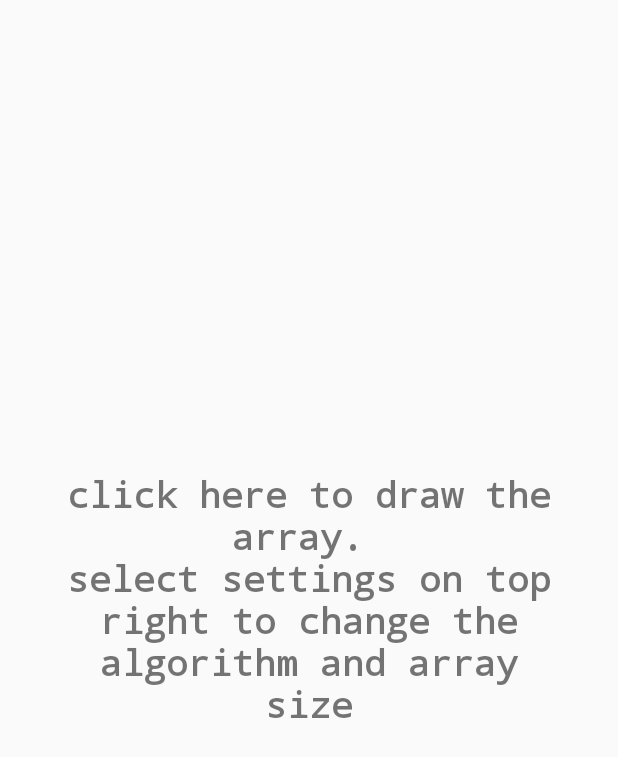
After one commit to MansoorCM/sortingVisualizer, an Android app: the layout activity_visualize.xml on its own in the app's theme, with its tools: preview values and no code run, on a phone screen of 412 x 824 dp. The commit adds this screen. Shown: the top 757 px of the screen. Run offline under Robolectric (Android 15) with nearby library versions, the phone set to English and light mode, and no system bars.

Commit message:
In the previous commit,layout was not included.

```diff
--- a/app/src/main/res/drawable/ic_launcher_foreground.xml
+++ b/app/src/main/res/drawable/ic_launcher_foreground.xml
@@ -3,7 +3,7 @@
     android:height="108dp"
     android:viewportWidth="41.37931"
     android:viewportHeight="41.37931"
-    android:tint="#E50914">
+    android:tint="#338637">
   <group android:translateX="8.689655"
       android:translateY="8.689655">
       <path
--- /dev/null
+++ b/app/src/main/res/layout/activity_visualize.xml
@@ -0,0 +1,57 @@
+<?xml version="1.0" encoding="utf-8"?>
+<androidx.constraintlayout.widget.ConstraintLayout xmlns:android="http://schemas.android.com/apk/res/android"
+    xmlns:app="http://schemas.android.com/apk/res-auto"
+    xmlns:tools="http://schemas.android.com/tools"
+    android:layout_width="match_parent"
+    android:layout_height="match_parent"
+    tools:context="com.example.sortingVisualizer.sortingVisualizer">
+    <TextView
+        android:id="@+id/tv_algorithm"
+        android:layout_width="wrap_content"
+        android:layout_height="wrap_content"
+        android:layout_margin="16dp"
+        android:textSize="28sp"
+        android:textStyle="bold"
+        android:fontFamily="monospace"
+        app:layout_constraintStart_toStartOf="parent"
+        app:layout_constraintTop_toTopOf="parent"
+        app:layout_constraintEnd_toEndOf="parent"/>
+    <ImageView
+        android:id="@+id/myimageview"
+        android:layout_width="match_parent"
+        android:layout_height="0dp"
+        app:layout_constraintTop_toBottomOf="@id/tv_algorithm"
+        android:layout_marginBottom="16dp"
+        android:padding="16dp"
+        android:visibility="invisible"
+        app:layout_constraintBottom_toTopOf="@id/button"/>
+    <TextView
+        android:id="@+id/mytextview"
+        android:layout_width="match_parent"
+        android:layout_height="0dp"
+        android:text="@string/click_to_draw_the_array"
+        android:textSize="24sp"
+        android:textAlignment="center"
+        android:textStyle="bold"
+        android:fontFamily="monospace"
+        app:layout_constraintTop_toBottomOf="@id/tv_algorithm"
+        android:layout_marginBottom="16dp"
+        android:padding="40dp"
+        android:gravity="center_vertical|center_horizontal"
+        app:layout_constraintBottom_toTopOf="@id/button"/>
+
+    <Button
+        android:id="@+id/button"
+        android:layout_width="wrap_content"
+        android:layout_height="wrap_content"
+        android:text="@string/click"
+        android:layout_margin="16dp"
+        android:onClick="sort"
+        android:fontFamily="monospace"
+        android:visibility="invisible"
+        app:layout_constraintBottom_toBottomOf="parent"
+        app:layout_constraintLeft_toLeftOf="parent"
+        app:layout_constraintRight_toRightOf="parent"/>
+
+
+</androidx.constraintlayout.widget.ConstraintLayout>
--- a/app/src/main/res/values/ic_launcher_background.xml
+++ b/app/src/main/res/values/ic_launcher_background.xml
@@ -1,4 +1,4 @@
 <?xml version="1.0" encoding="utf-8"?>
 <resources>
-    <color name="ic_launcher_background">#000000</color>
+    <color name="ic_launcher_background">#FFFFFF</color>
 </resources>
--- a/app/src/main/res/values/strings.xml
+++ b/app/src/main/res/values/strings.xml
@@ -7,6 +7,7 @@
     <string name="settings">Settings</string>
     <string name="select_algorithm">click to select the algorithm</string>
     <string name="click">click to Sort</string>
+    <string name="show_final">Show final list</string>
 
     <string-array name="Algorithm">
         <item>Bubble Sort</item>
```
Also changed, not shown: app/build.gradle (+7 -5 lines), app/src/main/java/com/example/sortingVisualizer/sortingAlgorithms/BubbleSort.java (+5 -5 lines), app/src/main/java/com/example/sortingVisualizer/sortingVisualizer.java (+31 -8 lines), app/src/main/ic_launcher-playstore.png, app/src/main/res/mipmap-hdpi/ic_launcher.png, app/src/main/res/mipmap-hdpi/ic_launcher_round.png, app/src/main/res/mipmap-mdpi/ic_launcher.png, app/src/main/res/mipmap-mdpi/ic_launcher_round.png, app/src/main/res/mipmap-xhdpi/ic_launcher.png, app/src/main/res/mipmap-xhdpi/ic_launcher_round.png, app/src/main/res/mipmap-xxhdpi/ic_launcher.png, app/src/main/res/mipmap-xxhdpi/ic_launcher_round.png, app/src/main/res/mipmap-xxxhdpi/ic_launcher.png, app/src/main/res/mipmap-xxxhdpi/ic_launcher_round.png.
